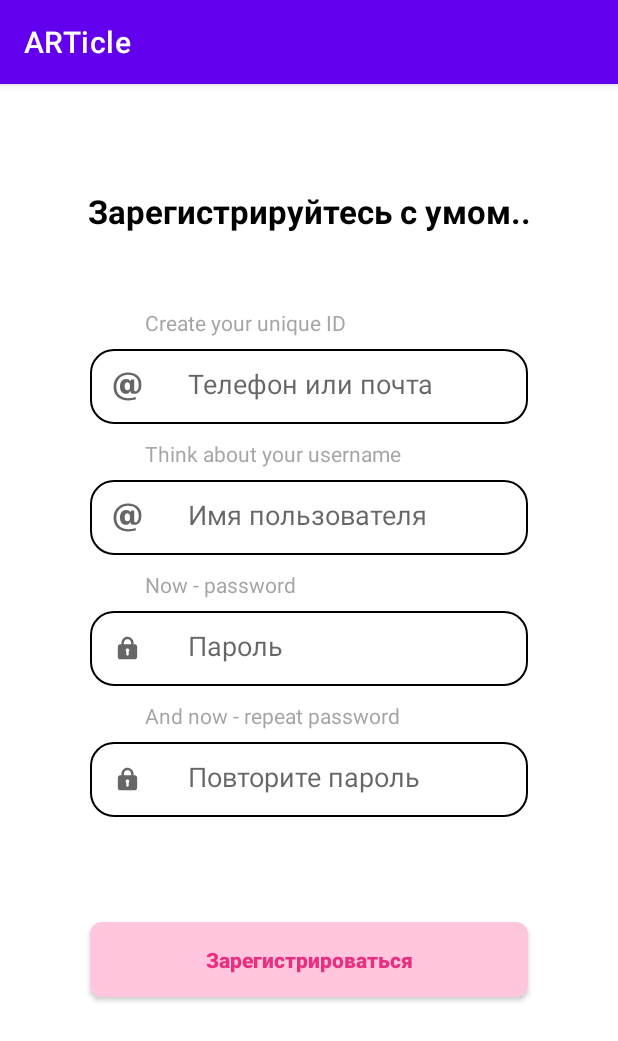
After one commit to klenovn/ARTicle, an Android app: the RegistrationActivity screen opened directly, with no data from a screen before it, on a phone screen of 412 x 824 dp. The commit adds this screen. Shown: the top 1041 px of the screen. Run offline under Robolectric (Android 15) with nearby library versions, the phone set to English and light mode, and no system bars.

Commit message:
Добавление экрана регистрации
Поправлен экран атворизации, добавлен новый экран регистрации, добавлен первичный функционал экрана регистрации и реализован переход между активностями.

```diff
--- a/app/src/main/AndroidManifest.xml
+++ b/app/src/main/AndroidManifest.xml
@@ -21,6 +21,10 @@
                 <category android:name="android.intent.category.LAUNCHER" />
             </intent-filter>
         </activity>
+
+        <activity
+            android:name=".RegistrationActivity"
+            android:exported="false"/>
     </application>
 
 </manifest>
--- a/app/src/main/java/com/comrades/article/MainActivity.kt
+++ b/app/src/main/java/com/comrades/article/MainActivity.kt
@@ -1,5 +1,6 @@
 package com.comrades.article
 
+import android.content.Intent
 import android.os.Bundle
 import android.widget.Button
 import android.widget.EditText
@@ -10,11 +11,15 @@ import androidx.appcompat.app.AppCompatActivity
 class MainActivity: AppCompatActivity(){
     override fun onCreate(savedInstanceState: Bundle?){
         super.onCreate(savedInstanceState)
-        setContentView(R.layout.autorization_activity)
+        setContentView(R.layout.authorization_activity)
 
         val btnIn = findViewById<Button>(R.id.btn1)
+        val btnReg = findViewById<Button>(R.id.btn2)
+
         val editTextEmail = findViewById<EditText>(R.id.textEmailAddress)
         val editTextPassword =  findViewById<EditText>(R.id.textPassword)
+
+
         btnIn.setOnClickListener {
             var email = editTextEmail.text.toString()
             var password = editTextPassword.text.toString()
@@ -27,6 +32,11 @@ class MainActivity: AppCompatActivity(){
             }
 
         }
+
+        btnReg.setOnClickListener {
+            val intent = Intent(applicationContext, RegistrationActivity::class.java)
+            startActivity(intent)
+        }
     }
 
     companion object{
--- /dev/null
+++ b/app/src/main/java/com/comrades/article/RegistrationActivity.kt
@@ -0,0 +1,29 @@
+package com.comrades.article
+
+import android.os.Bundle
+import android.widget.EditText
+import androidx.appcompat.app.AppCompatActivity
+import org.intellij.lang.annotations.RegExp
+
+class RegistrationActivity : AppCompatActivity() {
+    override fun onCreate(savedInstanceState: Bundle?) {
+        super.onCreate(savedInstanceState)
+        setContentView(R.layout.registration_activity)
+
+        val editTextEmail = findViewById<EditText>(R.id.textEmailAddress)
+        val editTextUsername = findViewById<EditText>(R.id.textUsername)
+        val editTextPassword = findViewById<EditText>(R.id.textPassword)
+        val editTextRepeatedPassword = findViewById<EditText>(R.id.textRepeatedPassword)
+
+    }
+
+    fun isValidField(fieldParam: String): Boolean {
+        return true
+    }
+
+
+    companion object{
+        val regExpPhone = Regex("^((\\+?7)|8)[0-9]{10}\$")
+        val regExpEmail = Regex("^[a-zA-Z0-9._-]+@[a-zA-Z0-9._-]+\\.[a-zA-Z0-9_-]+\$")
+    }
+}
--- /dev/null
+++ b/app/src/main/java/com/comrades/article/UserData.kt
@@ -0,0 +1,5 @@
+package com.comrades.article
+
+data class UserData(val email: String, val username: String, val password: String){
+
+}
--- /dev/null
+++ b/app/src/main/res/drawable/icon_password.xml
@@ -0,0 +1,10 @@
+<vector xmlns:android="http://schemas.android.com/apk/res/android"
+    android:width="512dp"
+    android:height="512dp"
+    android:viewportWidth="512"
+    android:viewportHeight="512">
+  <path
+      android:pathData="M240.6,49c-29.6,4.7 -56.8,22 -73.1,46.4 -13.6,20.5 -18.5,39.4 -18.5,71.6l0,14 -10.7,-0c-13.9,-0 -21.1,1.2 -28.9,4.9 -12.3,5.7 -21.3,18.2 -23.5,32.3 -0.6,3.9 -0.9,42.4 -0.7,100.8 0.3,94.5 0.3,94.5 2.5,100.3 4.3,11.5 13.9,21.4 25,25.8l5.8,2.4 134.5,0.3c93.6,0.2 136.1,-0.1 139.7,-0.8 16.8,-3.5 30,-17.3 33.2,-34.4 1.4,-7.7 1.5,-186.5 0.1,-195 -2.2,-13.7 -11.3,-26.1 -23.4,-31.7 -7.8,-3.7 -15,-4.9 -28.7,-4.9l-10.6,-0 -0.6,-20.3c-0.7,-22.3 -1.9,-30 -7.1,-43.9 -11.8,-31.6 -40.3,-57 -73.1,-65.4 -11.2,-2.8 -31.5,-4 -41.9,-2.4zM271,92.6c17.5,4.1 34,17.2 41.9,33.4 5.7,11.7 7.1,19.2 7.1,38.7l0,16.3 -64,-0 -64,-0 0,-16.3c0,-19.5 1.4,-27 7.1,-38.7 7.8,-16 24.3,-29.3 41.4,-33.4 8,-1.9 22.4,-1.9 30.5,-0zM269.5,259.1c6.3,3 12.4,9 15.5,15.4 2,4.1 2.4,6.5 2.4,13.5 -0.1,9.5 -1.3,13 -6.9,20.4l-3.5,4.6 0,27.3c0,24.3 -0.2,27.6 -1.9,31.2 -7.6,16.4 -29.8,16.6 -38.2,0.3 -1.7,-3.4 -1.9,-6.1 -1.9,-31.3l0,-27.5 -3.5,-4.6c-4.7,-6.2 -6.5,-10.6 -7.2,-18.1 -1.3,-14.3 7.5,-27.5 21.7,-32.7 6.3,-2.3 17,-1.6 23.5,1.5z"
+      android:fillColor="#666"
+      android:strokeColor="#00000000"/>
+</vector>
--- a/app/src/main/res/layout/autorization_activity.xml
+++ b/app/src/main/res/layout/authorization_activity.xml
@@ -15,7 +15,7 @@
             app:layout_constraintEnd_toEndOf="parent"
             app:layout_constraintStart_toStartOf="parent"
             app:layout_constraintTop_toTopOf="parent"
-            app:srcCompat="@drawable/autorization"
+            app:srcCompat="@drawable/authorization"
             app:shapeAppearanceOverlay="@style/circular"
             app:strokeWidth="1dp"
             app:strokeColor="@color/black"/>
@@ -50,9 +50,9 @@
         app:layout_constraintTop_toBottomOf="@id/textView1"/>
 
     <GridLayout
-        android:id="@+id/inputlayoutEmail"
+        android:id="@+id/inputLayoutEmail"
         android:layout_width="292dp"
-        android:layout_height="60dp"
+        android:layout_height="50dp"
         android:layout_marginStart="34dp"
         android:layout_marginTop="8dp"
         android:layout_marginEnd="34dp"
@@ -63,7 +63,7 @@
 
         <ImageView
             android:id="@+id/emailIcon"
-            android:layout_width="60dp"
+            android:layout_width="50dp"
             android:layout_height="match_parent"
             android:layout_column="0"
             android:padding="15dp"
@@ -72,7 +72,7 @@
         <EditText
             android:id="@+id/textEmailAddress"
             android:layout_width="228dp"
-            android:layout_height="50dp"
+            android:layout_height="40dp"
             android:ems="20"
             android:layout_margin="5dp"
             android:hint="@string/phone"
@@ -86,18 +86,18 @@
         android:id="@+id/textPAS"
         android:layout_width="wrap_content"
         android:layout_height="wrap_content"
-        android:layout_marginTop="20dp"
+        android:layout_marginTop="10dp"
         android:layout_marginStart="47dp"
         android:text="@string/upassword"
         android:textColor="@color/light_grey"
         android:textSize="14sp"
         app:layout_constraintStart_toStartOf="@id/textView1"
-        app:layout_constraintTop_toBottomOf="@+id/inputlayoutEmail" />
+        app:layout_constraintTop_toBottomOf="@+id/inputLayoutEmail" />
 
     <GridLayout
-        android:id="@+id/inputlayoutPassword"
+        android:id="@+id/inputLayoutPassword"
         android:layout_width="292dp"
-        android:layout_height="60dp"
+        android:layout_height="50dp"
         android:layout_marginStart="34dp"
         android:layout_marginTop="8dp"
         android:layout_marginEnd="34dp"
@@ -108,16 +108,17 @@
 
         <ImageView
             android:id="@+id/passwordIcon"
-            android:layout_width="60dp"
+            android:layout_width="50dp"
             android:layout_height="match_parent"
             android:layout_column="0"
             android:padding="15dp"
-            android:src="@drawable/email" />
+
+            android:src="@drawable/icon_password" />
 
         <EditText
             android:id="@+id/textPassword"
             android:layout_width="236dp"
-            android:layout_height="50dp"
+            android:layout_height="40dp"
             android:layout_margin="5dp"
             android:background="@android:color/transparent"
             android:ems="20"
@@ -137,15 +138,15 @@
         android:text="@string/forget"
         android:textColor="@color/pink"
         android:textSize="14sp"
-        app:layout_constraintStart_toStartOf="parent"
-        app:layout_constraintTop_toBottomOf="@id/inputlayoutPassword" />
+        app:layout_constraintStart_toStartOf="@id/textView1"
+        app:layout_constraintTop_toBottomOf="@id/inputLayoutPassword" />
 
     <androidx.appcompat.widget.AppCompatButton
         android:id="@+id/btn1"
         android:layout_width="292dp"
         android:layout_height="50dp"
         android:layout_marginStart="34dp"
-        android:layout_marginTop="22dp"
+        android:layout_marginTop="35dp"
         android:layout_marginEnd="34dp"
         android:background="@drawable/button_rounded_1"
         android:padding="10dp"
--- /dev/null
+++ b/app/src/main/res/layout/registration_activity.xml
@@ -0,0 +1,242 @@
+<?xml version="1.0" encoding="utf-8"?>
+<androidx.constraintlayout.widget.ConstraintLayout xmlns:android="http://schemas.android.com/apk/res/android"
+    xmlns:app="http://schemas.android.com/apk/res-auto"
+    xmlns:tools="http://schemas.android.com/tools"
+    android:layout_width="match_parent"
+    android:layout_height="match_parent">
+
+<!--    <com.google.android.material.imageview.ShapeableImageView-->
+<!--        android:id="@+id/imageView"-->
+<!--        android:layout_width="170dp"-->
+<!--        android:layout_height="170dp"-->
+<!--        android:layout_marginStart="80dp"-->
+<!--        android:layout_marginTop="40dp"-->
+<!--        android:layout_marginEnd="80dp"-->
+<!--        app:layout_constraintEnd_toEndOf="parent"-->
+<!--        app:layout_constraintStart_toStartOf="parent"-->
+<!--        app:layout_constraintTop_toTopOf="parent"-->
+<!--        app:srcCompat="@drawable/authorization"-->
+<!--        app:shapeAppearanceOverlay="@style/circular"-->
+<!--        app:strokeWidth="1dp"-->
+<!--        app:strokeColor="@color/black"/>-->
+
+    <TextView
+        android:id="@+id/textView1"
+        android:layout_height="wrap_content"
+        android:layout_width="314dp"
+        android:text="@string/smart_registration"
+        android:textSize="22sp"
+        android:layout_marginStart="80dp"
+        android:layout_marginTop="70dp"
+        android:layout_marginEnd="80dp"
+        android:layout_marginBottom="100dp"
+        android:textColor="@color/black"
+        android:textStyle="bold"
+        android:textAlignment="center"
+        app:layout_constraintEnd_toEndOf="parent"
+        app:layout_constraintStart_toStartOf="parent"
+        app:layout_constraintTop_toTopOf="parent"
+        />
+    <TextView
+        android:id="@+id/textID"
+        android:layout_width="wrap_content"
+        android:layout_height="wrap_content"
+        android:layout_marginStart="47dp"
+        android:layout_marginTop="50dp"
+        android:text="@string/new_id"
+        android:textColor="@color/light_grey"
+        android:textSize="14sp"
+        app:layout_constraintStart_toStartOf="@id/textView1"
+        app:layout_constraintTop_toBottomOf="@id/textView1"/>
+
+    <GridLayout
+        android:id="@+id/inputLayoutEmail"
+        android:layout_width="292dp"
+        android:layout_height="50dp"
+        android:layout_marginStart="34dp"
+        android:layout_marginTop="8dp"
+        android:layout_marginEnd="34dp"
+        android:background="@drawable/input_layout_1"
+        app:layout_constraintEnd_toEndOf="parent"
+        app:layout_constraintStart_toStartOf="parent"
+        app:layout_constraintTop_toBottomOf="@+id/textID">
+
+        <ImageView
+            android:id="@+id/emailIcon"
+            android:layout_width="50dp"
+            android:layout_height="match_parent"
+            android:layout_column="0"
+            android:padding="15dp"
+            android:src="@drawable/email" />
+
+        <EditText
+            android:id="@+id/textEmailAddress"
+            android:layout_width="228dp"
+            android:layout_height="40dp"
+            android:ems="20"
+            android:layout_margin="5dp"
+            android:hint="@string/phone"
+            android:inputType="text"
+            android:background="@android:color/transparent"
+            android:padding="10dp"
+            android:textColor="@color/light_grey" />
+    </GridLayout>
+
+    <TextView
+        android:id="@+id/textUSER"
+        android:layout_width="wrap_content"
+        android:layout_height="wrap_content"
+        android:layout_marginStart="47dp"
+        android:layout_marginTop="10dp"
+        android:text="@string/new_username"
+        android:textColor="@color/light_grey"
+        android:textSize="14sp"
+        app:layout_constraintStart_toStartOf="@id/textView1"
+        app:layout_constraintTop_toBottomOf="@id/inputLayoutEmail"/>
+
+    <GridLayout
+        android:id="@+id/inputLayoutUsername"
+        android:layout_width="292dp"
+        android:layout_height="50dp"
+        android:layout_marginStart="34dp"
+        android:layout_marginTop="8dp"
+        android:layout_marginEnd="34dp"
+        android:background="@drawable/input_layout_1"
+        app:layout_constraintEnd_toEndOf="parent"
+        app:layout_constraintStart_toStartOf="parent"
+        app:layout_constraintTop_toBottomOf="@+id/textUSER">
+
+        <ImageView
+            android:id="@+id/profileIcon"
+            android:layout_width="50dp"
+            android:layout_height="match_parent"
+            android:layout_column="0"
+            android:padding="15dp"
+            android:src="@drawable/email" />
+
+        <EditText
+            android:id="@+id/textUsername"
+            android:layout_width="228dp"
+            android:layout_height="40dp"
+            android:ems="20"
+            android:layout_margin="5dp"
+            android:hint="@string/username"
+            android:inputType="text"
+            android:background="@android:color/transparent"
+            android:padding="10dp"
+            android:textColor="@color/light_grey" />
+    </GridLayout>
+
+    <TextView
+        android:id="@+id/textPAS"
+        android:layout_width="wrap_content"
+        android:layout_height="wrap_content"
+        android:layout_marginTop="10dp"
+        android:layout_marginStart="47dp"
+        android:text="@string/new_password"
+        android:textColor="@color/light_grey"
+        android:textSize="14sp"
+        app:layout_constraintStart_toStartOf="@id/textView1"
+        app:layout_constraintTop_toBottomOf="@+id/inputLayoutUsername" />
+
+    <GridLayout
+        android:id="@+id/inputLayoutPassword"
+        android:layout_width="292dp"
+        android:layout_height="50dp"
+        android:layout_marginStart="34dp"
+        android:layout_marginTop="8dp"
+        android:layout_marginEnd="34dp"
+        android:background="@drawable/input_layout_1"
+        app:layout_constraintEnd_toEndOf="parent"
+        app:layout_constraintStart_toStartOf="parent"
+        app:layout_constraintTop_toBottomOf="@+id/textPAS">
+
+        <ImageView
+            android:id="@+id/passwordIcon"
+            android:layout_width="50dp"
+            android:layout_height="match_parent"
+            android:layout_column="0"
+            android:padding="15dp"
+
+            android:src="@drawable/icon_password" />
+
+        <EditText
+            android:id="@+id/textPassword"
+            android:layout_width="236dp"
+            android:layout_height="40dp"
+            android:layout_margin="5dp"
+            android:background="@android:color/transparent"
+            android:ems="20"
+            android:hint="@string/password"
+            android:inputType="textPassword"
+            android:padding="10dp"
+            android:textColor="@color/light_grey" />
+    </GridLayout>
+
+    <TextView
+        android:id="@+id/textRPAS"
+        android:layout_width="wrap_content"
+        android:layout_height="wrap_content"
+        android:layout_marginTop="10dp"
+        android:layout_marginStart="47dp"
+        android:text="@string/repeated_password"
+        android:textColor="@color/light_grey"
+        android:textSize="14sp"
+        app:layout_constraintStart_toStartOf="@id/textView1"
+        app:layout_constraintTop_toBottomOf="@+id/inputLayoutPassword" />
+
+    <GridLayout
+        android:id="@+id/inputLayoutRepeatedPassword"
+        android:layout_width="292dp"
+        android:layout_height="50dp"
+        android:layout_marginStart="34dp"
+        android:layout_marginTop="8dp"
+        android:layout_marginEnd="34dp"
+        android:background="@drawable/input_layout_1"
+        app:layout_constraintEnd_toEndOf="parent"
+        app:layout_constraintStart_toStartOf="parent"
+        app:layout_constraintTop_toBottomOf="@+id/textRPAS">
+
+        <ImageView
+            android:id="@+id/repeatedPasswordIcon"
+            android:layout_width="50dp"
+            android:layout_height="match_parent"
+            android:layout_column="0"
+            android:padding="15dp"
+
+            android:src="@drawable/icon_password" />
+
+        <EditText
+            android:id="@+id/textRepeatedPassword"
+            android:layout_width="236dp"
+            android:layout_height="40dp"
+            android:layout_margin="5dp"
+            android:background="@android:color/transparent"
+            android:ems="20"
+            android:hint="@string/repeat_password"
+            android:inputType="textPassword"
+            android:padding="10dp"
+            android:textColor="@color/light_grey" />
+    </GridLayout>
+
+    <androidx.appcompat.widget.AppCompatButton
+        android:id="@+id/btn1"
+        android:layout_width="292dp"
+        android:layout_height="50dp"
+        android:layout_marginStart="34dp"
+        android:layout_marginTop="70dp"
+        android:layout_marginEnd="34dp"
+        android:background="@drawable/button_rounded_1"
+        android:padding="10dp"
+        android:text="@string/reg"
+        android:textAllCaps="false"
+        android:textColor="@color/pink"
+        android:textSize="14sp"
+        android:textStyle="bold"
+        app:layout_constraintEnd_toEndOf="parent"
+        app:layout_constraintStart_toStartOf="parent"
+        app:layout_constraintTop_toBottomOf="@id/inputLayoutRepeatedPassword" />
+
+
+
+</androidx.constraintlayout.widget.ConstraintLayout>
--- a/app/src/main/res/values/strings.xml
+++ b/app/src/main/res/values/strings.xml
@@ -1,6 +1,6 @@
 <resources>
-    <string name="app_name">HW3</string>
-    <string name="registration_text">Войдите с использованием чего-то там</string>
+    <string name="app_name">ARTicle</string>
+    <string name="registration_text">Войдите в систему</string>
     <string name="forget">Я всё забыл</string>
     <string name="uid">Your ID</string>
     <string name="upassword">Your Password</string>
@@ -11,4 +11,11 @@
     <string name="more">Подробнее</string>
     <string name="repeat">Повторить</string>
     <string name="next">Пропустить</string>
+    <string name="new_id">Create your unique ID</string>
+    <string name="new_username">Think about your username</string>
+    <string name="new_password">Now - password</string>
+    <string name="repeated_password">And now - repeat password</string>
+    <string name="smart_registration">Зарегистрируйтесь с умом..</string>
+    <string name="repeat_password">Повторите пароль</string>
+    <string name="username">Имя пользователя</string>
 </resources>
```
Also changed, not shown: app/src/main/java/com/comrades/article/AutorizationFragment.kt (deleted), app/src/main/res/drawable/authorization.jpg (renamed from app/src/main/res/drawable/autorization.jpg).
